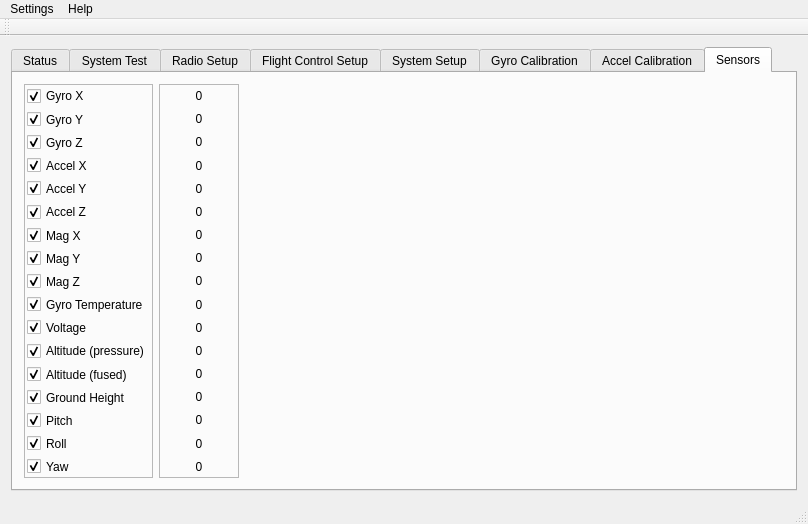
parallaxinc/Flight-Controller, file GroundStation-Qt/mainwindow.ui: the form before one commit.
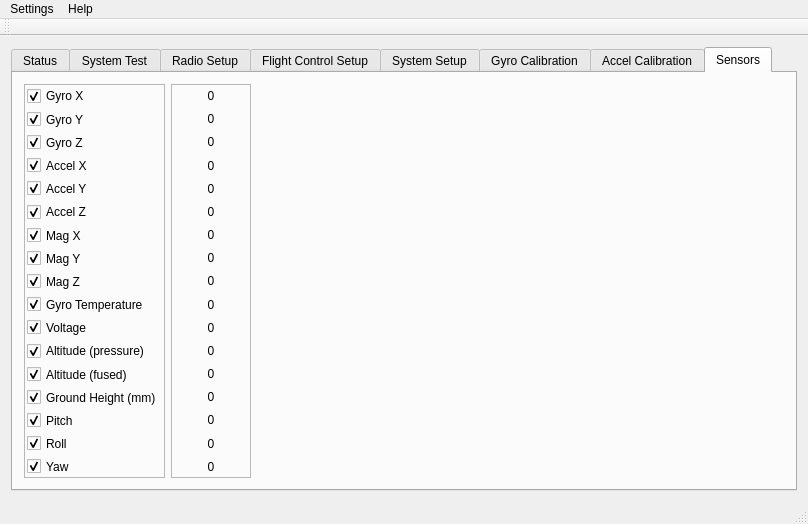
The form after the commit. The open tabs and pages were chosen to show the change. Icons and pictures are not drawn. Custom widgets are drawn as their Qt base class.

Commit message: Added (mm) to Ground Height label for clarity

The edit to the form file:
```diff
--- a/GroundStation-Qt/mainwindow.ui
+++ b/GroundStation-Qt/mainwindow.ui
@@ -3566,7 +3566,7 @@
                   </sizepolicy>
                  </property>
                  <property name="text">
-                  <string>Ground Height</string>
+                  <string>Ground Height (mm)</string>
                  </property>
                  <property name="checked">
                   <bool>true</bool>
```
